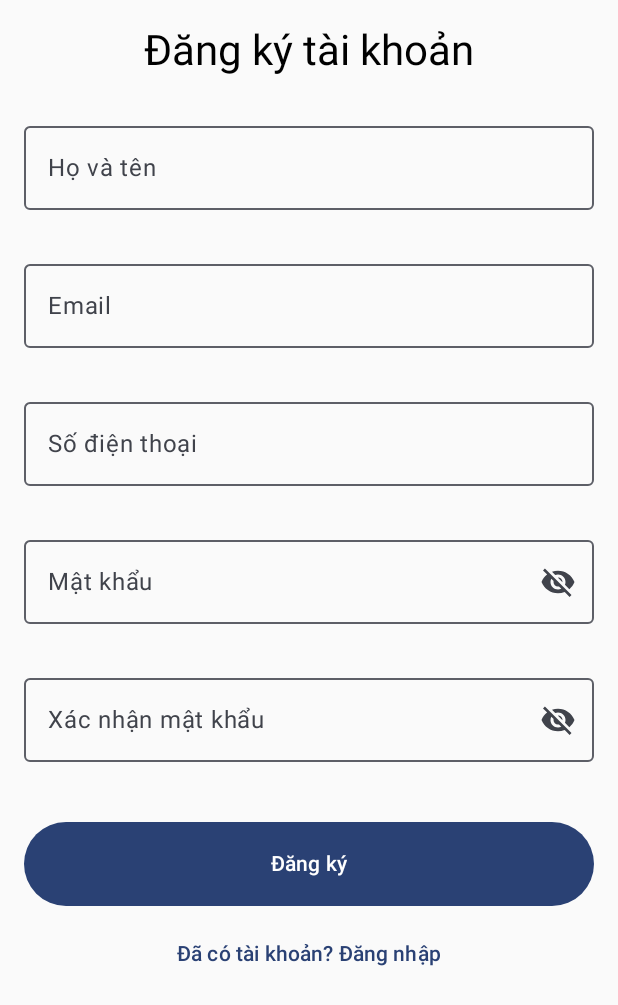
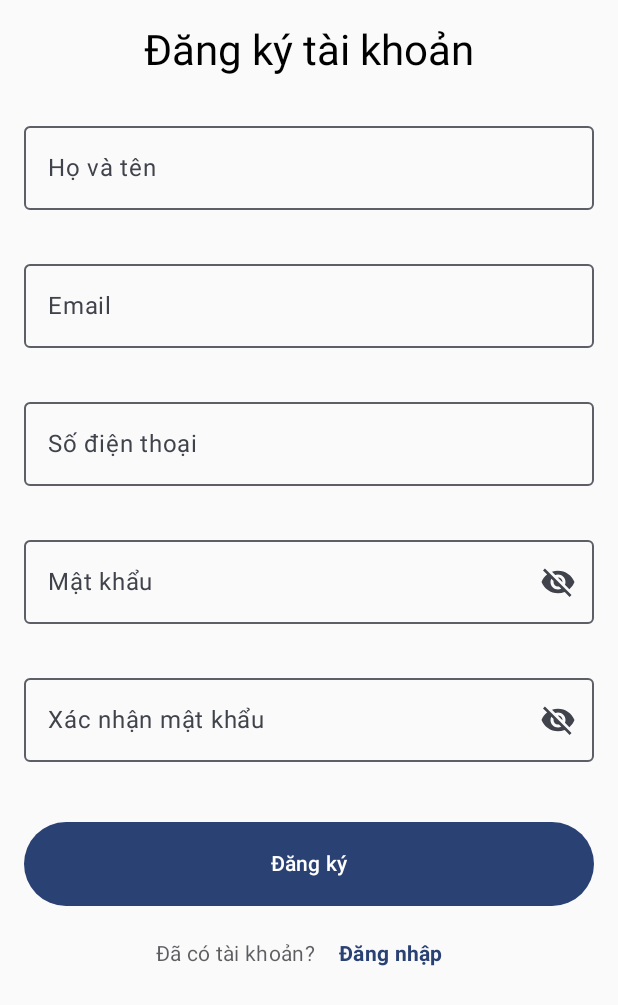
Before and after one commit to MaiVanTinh17072005/Ung_dung_android_DA3, an Android app built with Jetpack Compose: the RegisterScreen screen opened through its navigation route, on a phone screen of 412 x 824 dp. Shown: the top 1005 px of the screen. Run offline under Robolectric (Android 15) with nearby library versions, the phone set to English and light mode, and no system bars; our stand-ins replace accompanist.

Commit message:
tinh update color layout login

```diff
--- a/app/build.gradle.kts
+++ b/app/build.gradle.kts
@@ -69,7 +69,7 @@ dependencies {
     // Thêm ViewModel cho MVVM
     implementation("androidx.lifecycle:lifecycle-viewmodel-compose:2.6.2")
     implementation("androidx.lifecycle:lifecycle-runtime-compose:2.6.2")
-
+    implementation ("com.google.accompanist:accompanist-systemuicontroller:0.32.0")
     androidTestImplementation(libs.androidx.ui.test.junit4)
     debugImplementation(libs.androidx.ui.tooling)
     debugImplementation(libs.androidx.ui.test.manifest)
--- a/app/src/main/java/com/example/learnjapanese/ui/screens/login/LoginScreen.kt
+++ b/app/src/main/java/com/example/learnjapanese/ui/screens/login/LoginScreen.kt
@@ -19,14 +19,18 @@ import androidx.compose.ui.text.input.PasswordVisualTransformation
 import androidx.compose.ui.text.input.VisualTransformation
 import androidx.compose.ui.unit.dp
 import com.example.learnjapanese.ui.viewmodels.LoginViewModel
-import androidx.compose.ui.graphics.Brush
 import androidx.compose.ui.graphics.Color
-import androidx.compose.ui.graphics.Shadow
 import androidx.compose.ui.unit.sp
-import androidx.compose.foundation.layout.Box
+import androidx.compose.foundation.layout.WindowInsets
+import androidx.compose.foundation.layout.statusBars
+import androidx.compose.foundation.layout.fillMaxSize
+import androidx.compose.material3.Surface
 
 // Thay đổi import
 import androidx.compose.ui.geometry.Offset
+import androidx.compose.ui.graphics.Shadow
+import androidx.compose.ui.text.style.TextAlign
+import com.google.accompanist.systemuicontroller.rememberSystemUiController
 
 @Composable
 fun LoginScreen(
@@ -35,57 +39,60 @@ fun LoginScreen(
     onForgotPasswordClick: () -> Unit,
     onLoginSuccess: () -> Unit
 ) {
+    val systemUiController = rememberSystemUiController()
+    val statusBarColor = Color(0xFFF5F5F5) // Màu xám nhạt cho status bar
+
+    SideEffect {
+        systemUiController.setStatusBarColor(
+            color = statusBarColor,
+            darkIcons = true // Icon màu tối vì nền xám nhạt
+        )
+    }
+
     var passwordVisible by remember { mutableStateOf(false) }
 
-    val primaryColor = MaterialTheme.colorScheme.primary
-    val secondaryColor = MaterialTheme.colorScheme.secondary
-    val surfaceColor = MaterialTheme.colorScheme.surface
-    val iconColor = MaterialTheme.colorScheme.primary.copy(alpha = 0.9f)
+    val primaryColor = Color(0xFF2B80E5) // Màu xanh đậm (blue dark)
 
-    // Sử dụng gradient màu hồng-trắng sáng hơn
-    val gradientColors = listOf(
-        Color(0xFFFFE9F0),  // Trắng hồng rất nhạt
-        Color(0xFFFFFFFF),  // Hồng siêu nhạt
-        Color(0xFFFAF2FF)   // Trắng
-    )
+    val iconColor = Color(0xFF0D47A1) // Xanh đậm
 
-    Box(
-        modifier = Modifier
-            .fillMaxSize()
-            .background(
-                Brush.verticalGradient(
-                    colors = gradientColors,
-                    startY = 0f,
-                    endY = Float.POSITIVE_INFINITY
-                )
-            )
+
+    Surface(
+        modifier = Modifier.fillMaxSize(),
+        color = Color(0xFFF5F5F5) // Màu xám nhạt
     ) {
         Column(
             modifier = Modifier
                 .fillMaxSize()
                 .padding(horizontal = 24.dp, vertical = 16.dp),
             horizontalAlignment = Alignment.CenterHorizontally,
-            verticalArrangement = Arrangement.Center) {
+            verticalArrangement = Arrangement.Center
+        ) {
             Text(
-                text = "Chào mừng trở lại",
+                text = "LearnJapanese",
                 style = MaterialTheme.typography.headlineLarge.copy(
                     color = primaryColor,
                     fontWeight = FontWeight.ExtraBold,
                     letterSpacing = 0.5.sp,
+                    fontSize = 30.sp,
+                    textAlign = TextAlign.Center,
+                    lineHeight = 32.sp,
                     shadow = Shadow(
-                        color = primaryColor.copy(alpha = 0.2f),
-                        offset = Offset(2f, 2f),
-                        blurRadius = 3f
+                        color = primaryColor.copy(alpha = 0.3f),
+                        offset = Offset(1f, 1f),
+                        blurRadius = 2f
                     )
                 ),
-                modifier = Modifier.padding(bottom = 8.dp)
+                modifier = Modifier
+                    .fillMaxWidth()
+                    .padding(start = 20.dp, end = 20.dp, bottom = 8.dp)
             )
 
             Text(
                 text = "Đăng nhập để tiếp tục",
                 style = MaterialTheme.typography.bodyLarge.copy(
-                    color = MaterialTheme.colorScheme.onSurface.copy(alpha = 0.7f),
-                    fontWeight = FontWeight.Medium
+                    color = Color.Black.copy(alpha = 0.7f),
+                    fontWeight = FontWeight.Light
+
                 ),
                 modifier = Modifier.padding(bottom = 40.dp)
             )
@@ -119,7 +126,7 @@ fun LoginScreen(
                     focusedLabelColor = primaryColor,
                     focusedLeadingIconColor = iconColor,
                     cursorColor = primaryColor,
-                    unfocusedLeadingIconColor = iconColor.copy(alpha = 0.7f)
+                    unfocusedLeadingIconColor = iconColor.copy(alpha = 1f)
                 ),
                 modifier = Modifier
                     .fillMaxWidth()
@@ -166,8 +173,8 @@ fun LoginScreen(
                     focusedLeadingIconColor = iconColor,
                     focusedTrailingIconColor = iconColor,
                     cursorColor = primaryColor,
-                    unfocusedLeadingIconColor = iconColor.copy(alpha = 0.7f),
-                    unfocusedTrailingIconColor = iconColor.copy(alpha = 0.7f)
+                    unfocusedLeadingIconColor = iconColor.copy( alpha =1f),
+                    unfocusedTrailingIconColor = iconColor.copy(alpha = 1f)
                 ),
                 modifier = Modifier
                     .fillMaxWidth()
@@ -227,14 +234,14 @@ fun LoginScreen(
                 Text(
                     text = "Chưa có tài khoản? ",
                     style = MaterialTheme.typography.bodyMedium.copy(
-                        color = MaterialTheme.colorScheme.onSurface.copy(alpha = 0.7f)
+                        color = Color(0xFF212121) ,
                     )
                 )
                 TextButton(onClick = onRegisterClick) {
                     Text(
                         text = "Đăng ký",
                         style = MaterialTheme.typography.bodyMedium.copy(
-                            color = primaryColor,
+                            color = primaryColor, // Giữ nguyên màu primary không cần alpha
                             fontWeight = FontWeight.Bold
                         )
                     )
--- a/app/src/main/java/com/example/learnjapanese/ui/screens/register/RegisterScreen.kt
+++ b/app/src/main/java/com/example/learnjapanese/ui/screens/register/RegisterScreen.kt
@@ -20,6 +20,7 @@ import com.example.learnjapanese.ui.viewmodels.RegisterViewModel
 import androidx.compose.foundation.text.KeyboardOptions
 import androidx.compose.material3.OutlinedTextField
 import androidx.compose.ui.text.TextStyle
+import androidx.compose.ui.text.font.FontWeight
 
 @Composable
 fun RegisterScreen(
@@ -182,11 +183,26 @@ fun RegisterScreen(
             Text("Đăng ký")
         }
 
-        TextButton(
-            onClick = onBackClick,
+        Row(
+            horizontalArrangement = Arrangement.Center,
+            verticalAlignment = Alignment.CenterVertically,
             modifier = Modifier.padding(top = 8.dp)
         ) {
-            Text("Đã có tài khoản? Đăng nhập")
+            Text(
+                text = "Đã có tài khoản? ",
+                style = MaterialTheme.typography.bodyMedium.copy(
+                    color = MaterialTheme.colorScheme.onSurface.copy(alpha = 0.7f)
+                )
+            )
+            TextButton(onClick = onBackClick) {
+                Text(
+                    text = "Đăng nhập",
+                    style = MaterialTheme.typography.bodyMedium.copy(
+                        color = MaterialTheme.colorScheme.primary,
+                        fontWeight = FontWeight.Bold
+                    )
+                )
+            }
         }
     }
 }
```
